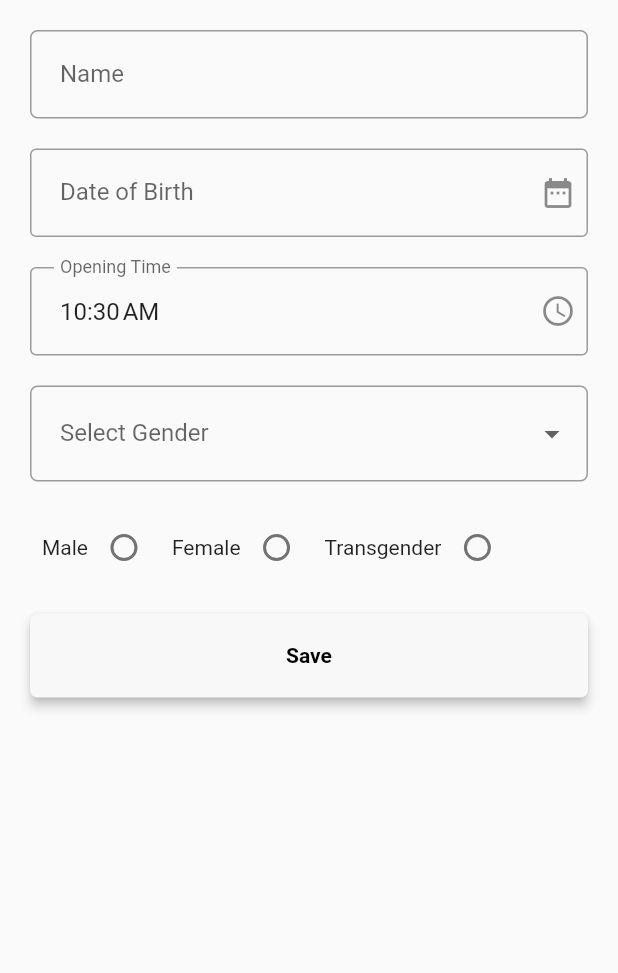
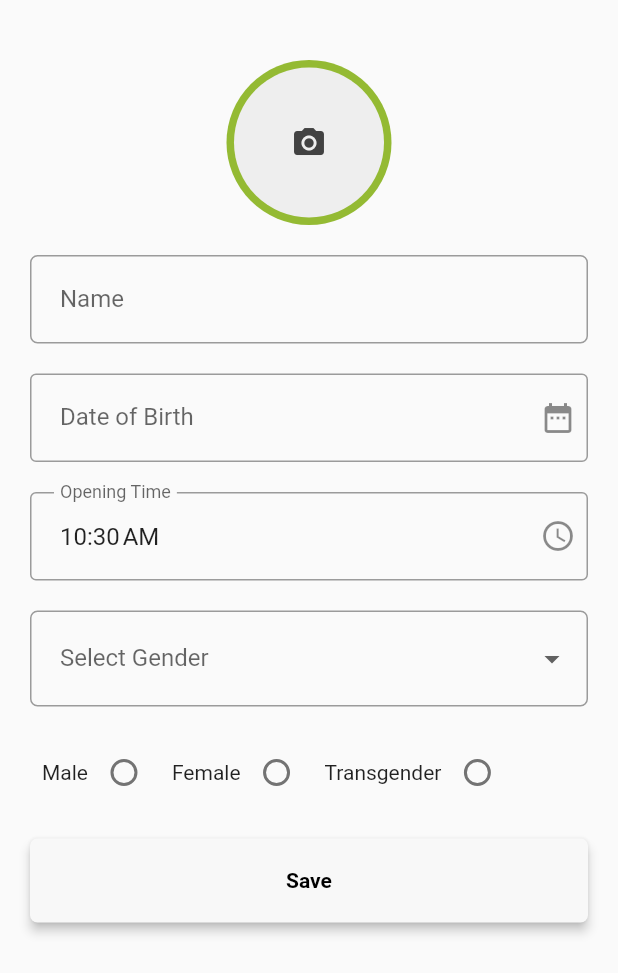
Before and after one commit to Apra-Labs/flutter-apra, a Flutter app: the Profile widget shown alone on an empty page, opened directly, on a phone screen of 412 x 824 dp. Shown: the top 973 px of the screen. Run offline on Flutter 3.47's test engine with Material 2 defaults, Android fonts, the phone set to English and light mode, and no system bars; our stand-ins replace country_code_picker, dio, flutter_riverpod, geolocator, google_maps_flutter, image_picker and 5 more; missing offline and left inert: encrypt, flutter_polyline_points, qr_code_scanner.

Commit message:
Implemented Image Picker Gallery & Camera

```diff
--- a/lib/pages/profile/profile.dart
+++ b/lib/pages/profile/profile.dart
@@ -1,3 +1,5 @@
+import 'dart:io';
+
 import 'package:flutter/material.dart';
 import 'package:flutter_apra/controllers/utils.dart';
 import 'package:flutter_apra/theme.dart';
@@ -7,6 +9,7 @@ import 'package:flutter_apra/widgets/drop_down.dart';
 import 'package:flutter_apra/widgets/radio.dart';
 import 'package:flutter_apra/widgets/textinput.dart';
 import 'package:flutter_apra/widgets/time_picker.dart';
+import 'package:image_picker/image_picker.dart';
 
 class Profile extends StatefulWidget {
   @override
@@ -15,6 +18,51 @@ class Profile extends StatefulWidget {
 
 class _ProfileState extends State<Profile> {
   String groupValue;
+  File _image;
+  final picker = ImagePicker();
+
+  void _pickImage({ImageSource imageSource}) async {
+    PickedFile pickedImage =
+        await picker.getImage(source: imageSource, imageQuality: 50);
+
+    setState(() {
+      if (pickedImage != null) {
+        _image = File(pickedImage.path);
+      } else {
+        print('No image selected.');
+      }
+    });
+  }
+
+  void _showPicker(context) {
+    showModalBottomSheet(
+        context: context,
+        builder: (BuildContext buildContext) {
+          return SafeArea(
+            child: Container(
+              child: Wrap(
+                children: <Widget>[
+                  ListTile(
+                      leading: Icon(Icons.photo_library),
+                      title: Text('Photo Library'),
+                      onTap: () {
+                        _pickImage(imageSource: ImageSource.gallery);
+                        Navigator.of(context).pop();
+                      }),
+                  ListTile(
+                    leading: Icon(Icons.photo_camera),
+                    title: Text('Camera'),
+                    onTap: () {
+                      _pickImage(imageSource: ImageSource.camera);
+                      Navigator.of(context).pop();
+                    },
+                  ),
+                ],
+              ),
+            ),
+          );
+        });
+  }
 
   @override
   Widget build(BuildContext context) {
@@ -22,6 +70,44 @@ class _ProfileState extends State<Profile> {
       padding: EdgeInsets.all(20.0),
       child: Column(
         children: [
+          SizedBox(
+            height: 20,
+          ),
+          Center(
+            child: GestureDetector(
+              onTap: () {
+                _showPicker(context);
+              },
+              child: CircleAvatar(
+                radius: 55,
+                backgroundColor: AppColors.primary,
+                child: _image != null
+                    ? ClipRRect(
+                        borderRadius: BorderRadius.circular(50),
+                        child: Image.file(
+                          _image,
+                          width: 100,
+                          height: 100,
+                          fit: BoxFit.cover,
+                        ),
+                      )
+                    : Container(
+                        decoration: BoxDecoration(
+                            color: Colors.grey[200],
+                            borderRadius: BorderRadius.circular(50)),
+                        width: 100,
+                        height: 100,
+                        child: Icon(
+                          Icons.camera_alt,
+                          color: Colors.grey[800],
+                        ),
+                      ),
+              ),
+            ),
+          ),
+          SizedBox(
+            height: 20,
+          ),
           TextInput(
             borderStyle: BorderStyle.solid,
             onChange: (value) {},
--- a/pubspec.yaml
+++ b/pubspec.yaml
@@ -37,6 +37,7 @@ dependencies:
 
   google_maps_flutter:
   geolocator:
+  image_picker:
 
   #state-management
   flutter_riverpod: ^0.12.4
```
Also changed, not shown: 5 other files.
